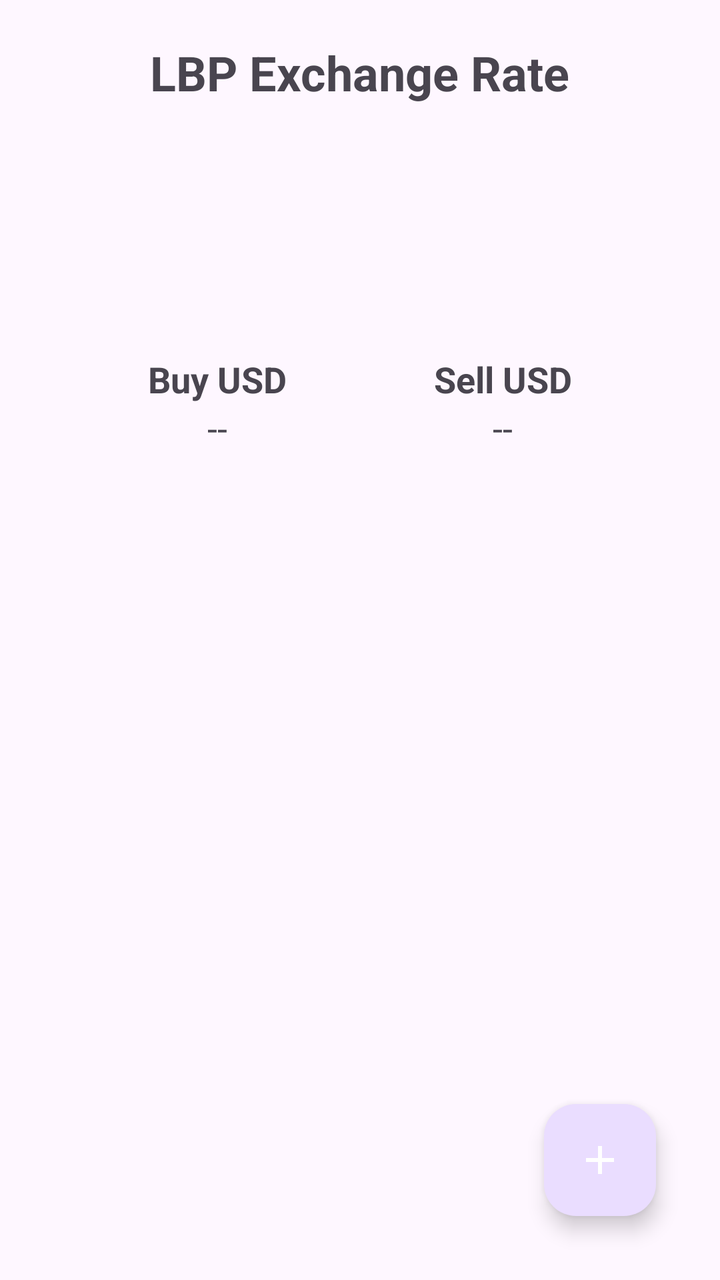
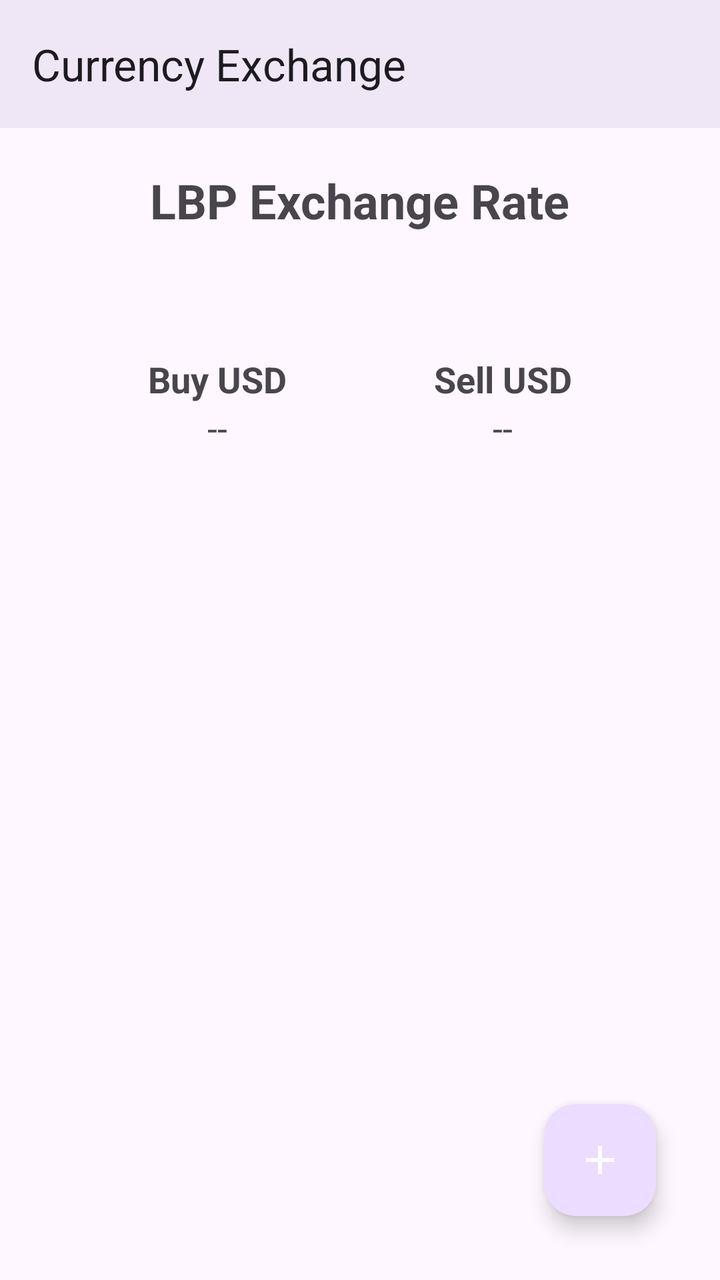

The first picture is an Android layout as it rendered before a commit; the second is the same layout after the commit. The layout source and the unified diff follow.
<!-- AndroidManifest.xml: application theme Theme.CurrencyExchange -->
<!-- res/layout/activity_main.xml -->
<?xml version="1.0" encoding="utf-8"?>
<androidx.constraintlayout.widget.ConstraintLayout xmlns:android="http://schemas.android.com/apk/res/android"
    xmlns:app="http://schemas.android.com/apk/res-auto"
    xmlns:tools="http://schemas.android.com/tools"
    android:id="@+id/main"
    android:layout_width="match_parent"
    android:layout_height="match_parent"
    tools:context=".MainActivity">

    <TextView
        android:layout_width="wrap_content"
        android:layout_height="wrap_content"
        android:layout_marginTop="20dp"
        android:text="LBP Exchange Rate"
        android:textSize="24sp"
        android:textStyle="bold"
        app:layout_constraintEnd_toEndOf="parent"
        app:layout_constraintStart_toStartOf="parent"
        app:layout_constraintTop_toTopOf="parent" />

    <LinearLayout
        android:id="@+id/vwBuyUsd"
        android:layout_width="wrap_content"
        android:layout_height="wrap_content"
        android:gravity="center_horizontal"
        android:orientation="vertical"
        app:layout_constraintBottom_toBottomOf="parent"
        app:layout_constraintEnd_toStartOf="@id/vwSellUsd"
        app:layout_constraintHorizontal_weight="1"
        app:layout_constraintStart_toStartOf="parent"
        app:layout_constraintTop_toTopOf="parent"
        app:layout_constraintVertical_bias="0.3">

        <TextView
            android:layout_width="wrap_content"
            android:layout_height="wrap_content"
            android:text="Buy USD"
            android:textSize="18sp"
            android:textStyle="bold" />

        <TextView
            android:id="@+id/txtBuyUsdRate"
            android:layout_width="wrap_content"
            android:layout_height="wrap_content"
            android:text="--"
            android:textSize="18sp" />
    </LinearLayout>

    <LinearLayout
        android:id="@+id/vwSellUsd"
        android:layout_width="wrap_content"
        android:layout_height="wrap_content"
        android:gravity="center_horizontal"
        android:orientation="vertical"
        app:layout_constraintBottom_toBottomOf="parent"
        app:layout_constraintEnd_toEndOf="parent"
        app:layout_constraintHorizontal_weight="1"
        app:layout_constraintStart_toEndOf="@id/vwBuyUsd"
        app:layout_constraintTop_toTopOf="parent"
        app:layout_constraintVertical_bias="0.3">

        <TextView
            android:layout_width="wrap_content"
            android:layout_height="wrap_content"
            android:text="Sell USD"
            android:textSize="18sp"
            android:textStyle="bold" />

        <TextView
            android:id="@+id/txtSellUsdRate"
            android:layout_width="wrap_content"
            android:layout_height="wrap_content"
            android:text="--"
            android:textSize="18sp" />
    </LinearLayout>

    <com.google.android.material.floatingactionbutton.FloatingActionButton
        android:id="@+id/fab"
        android:layout_width="wrap_content"
        android:layout_height="wrap_content"
        android:layout_margin="32dp"
        android:contentDescription="Add Transaction"
        android:src="@drawable/ic_baseline_add_24"
        app:layout_constraintBottom_toBottomOf="parent"
        app:layout_constraintEnd_toEndOf="parent"
        app:tint="@color/white" />

</androidx.constraintlayout.widget.ConstraintLayout>
<!-- resources referenced by this layout -->
<resources>
  <color name="white">#FFFFFFFF</color>
  <!-- drawable ic_baseline_add_24 (drawable) -->
  <vector xmlns:android="http://schemas.android.com/apk/res/android"
      android:width="24dp"
      android:height="24dp"
      android:viewportWidth="24"
      android:viewportHeight="24">
      <path
          android:fillColor="@color/white"
          android:pathData="M19,13h-6v6h-2v-6H5v-2h6V5h2v6h6v2z" />
  </vector>
  <style name="Theme.CurrencyExchange" parent="Base.Theme.CurrencyExchange" />
  <style name="Base.Theme.CurrencyExchange" parent="Theme.Material3.DayNight.NoActionBar">
          <item name="colorOnSecondary">@color/white</item>
      </style>
</resources>

<!-- the commit's change to res/layout/activity_main.xml (unified diff, before → after) -->
@@ -7,7 +7,19 @@
     android:layout_height="match_parent"
     tools:context=".MainActivity">
 
+    <com.google.android.material.appbar.MaterialToolbar
+        android:id="@+id/toolbar"
+        android:layout_width="0dp"
+        android:layout_height="?attr/actionBarSize"
+        android:background="?attr/colorSurface"
+        android:elevation="4dp"
+        app:layout_constraintEnd_toEndOf="parent"
+        app:layout_constraintStart_toStartOf="parent"
+        app:layout_constraintTop_toTopOf="parent"
+        app:title="@string/app_name" />
+
     <TextView
+        android:id="@+id/txtExchangeTitle"
         android:layout_width="wrap_content"
         android:layout_height="wrap_content"
         android:layout_marginTop="20dp"
@@ -16,7 +28,7 @@
         android:textStyle="bold"
         app:layout_constraintEnd_toEndOf="parent"
         app:layout_constraintStart_toStartOf="parent"
-        app:layout_constraintTop_toTopOf="parent" />
+        app:layout_constraintTop_toBottomOf="@id/toolbar" />
 
     <LinearLayout
         android:id="@+id/vwBuyUsd"
<!-- resource entries referenced after the edit -->
@@ -11,6 +11,7 @@
           android:fillColor="@color/white"
           android:pathData="M19,13h-6v6h-2v-6H5v-2h6V5h2v6h6v2z" />
   </vector>
+  <string name="app_name">Currency Exchange</string>
   <style name="Theme.CurrencyExchange" parent="Base.Theme.CurrencyExchange" />
   <style name="Base.Theme.CurrencyExchange" parent="Theme.Material3.DayNight.NoActionBar">
           <item name="colorOnSecondary">@color/white</item>
